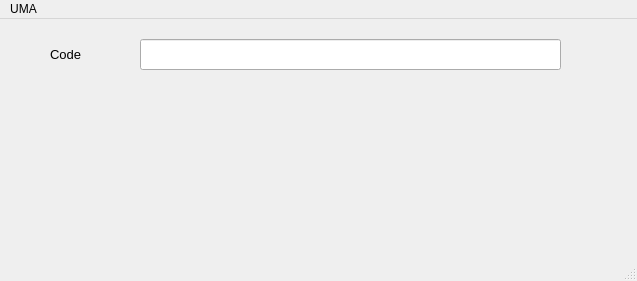
Qt form menu_edit.ui (taufikhs8401-cell/Projek-Kantor) before a commit.
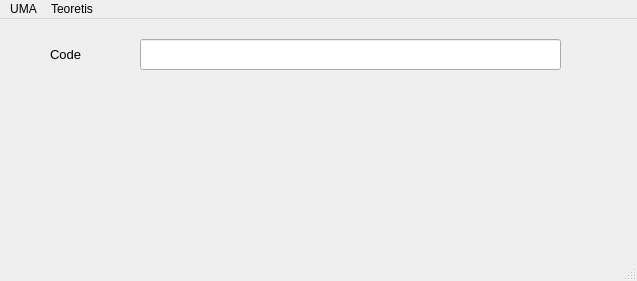
The same form after that commit.

```diff
--- a/menu_edit.ui
+++ b/menu_edit.ui
@@ -49,7 +49,7 @@
      <x>0</x>
      <y>0</y>
      <width>637</width>
-     <height>18</height>
+     <height>21</height>
     </rect>
    </property>
    <widget class="QMenu" name="menuUMA">
@@ -62,7 +62,15 @@
     <addaction name="actionBatch_Insert"/>
     <addaction name="actionEXPORT"/>
    </widget>
+   <widget class="QMenu" name="menuTeoretis">
+    <property name="title">
+     <string>Teoretis</string>
+    </property>
+    <addaction name="actionDownloader_Teoretis"/>
+    <addaction name="actionEXPORT_Teoretis"/>
+   </widget>
    <addaction name="menuUMA"/>
+   <addaction name="menuTeoretis"/>
   </widget>
   <widget class="QStatusBar" name="statusbar"/>
   <action name="actionUMA">
```
Left out of the diff: 10 changed lines with no effect on the pictures.
